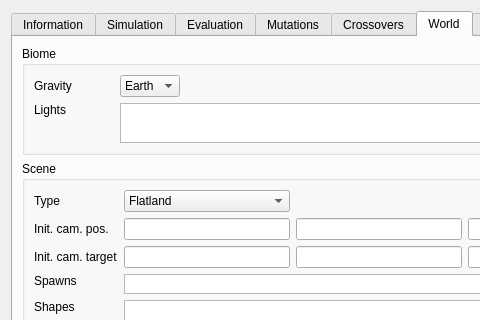
This is src/genelab/core/ui/widgets/experiments/experimentspropertiescontroller.ui in GeneCraft/GeneCraft-Project as Qt 5 draws it before an edit; both pictures show x 0 to 480 and y 0 to 320 of the 800 by 500 pixel window. The edited form follows.
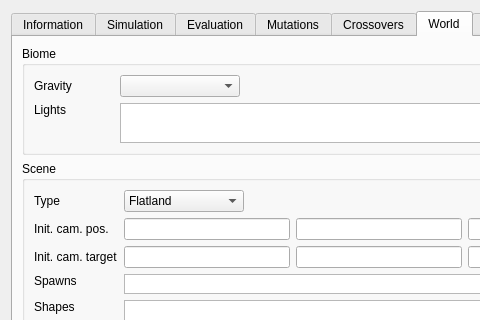
This is the edited form. Icons and pictures are not drawn.

```diff
--- a/src/genelab/core/ui/widgets/experiments/experimentspropertiescontroller.ui
+++ b/src/genelab/core/ui/widgets/experiments/experimentspropertiescontroller.ui
@@ -444,21 +444,12 @@
           </item>
           <item row="0" column="1">
            <widget class="QComboBox" name="cbGravity">
-            <item>
-             <property name="text">
-              <string>Earth</string>
-             </property>
-            </item>
-            <item>
-             <property name="text">
-              <string>Moon</string>
-             </property>
-            </item>
-            <item>
-             <property name="text">
-              <string>Mars</string>
-             </property>
-            </item>
+            <property name="minimumSize">
+             <size>
+              <width>120</width>
+              <height>0</height>
+             </size>
+            </property>
            </widget>
           </item>
           <item row="0" column="0">
@@ -591,6 +582,12 @@
           </item>
           <item row="0" column="1">
            <widget class="QComboBox" name="cbFlat">
+            <property name="maximumSize">
+             <size>
+              <width>120</width>
+              <height>16777215</height>
+             </size>
+            </property>
             <property name="whatsThis">
              <string>&lt;!DOCTYPE HTML PUBLIC &quot;-//W3C//DTD HTML 4.0//EN&quot; &quot;http://www.w3.org/TR/REC-html40/strict.dtd&quot;&gt;
 &lt;html&gt;&lt;head&gt;&lt;meta name=&quot;qrichtext&quot; content=&quot;1&quot; /&gt;&lt;style type=&quot;text/css&quot;&gt;
```
